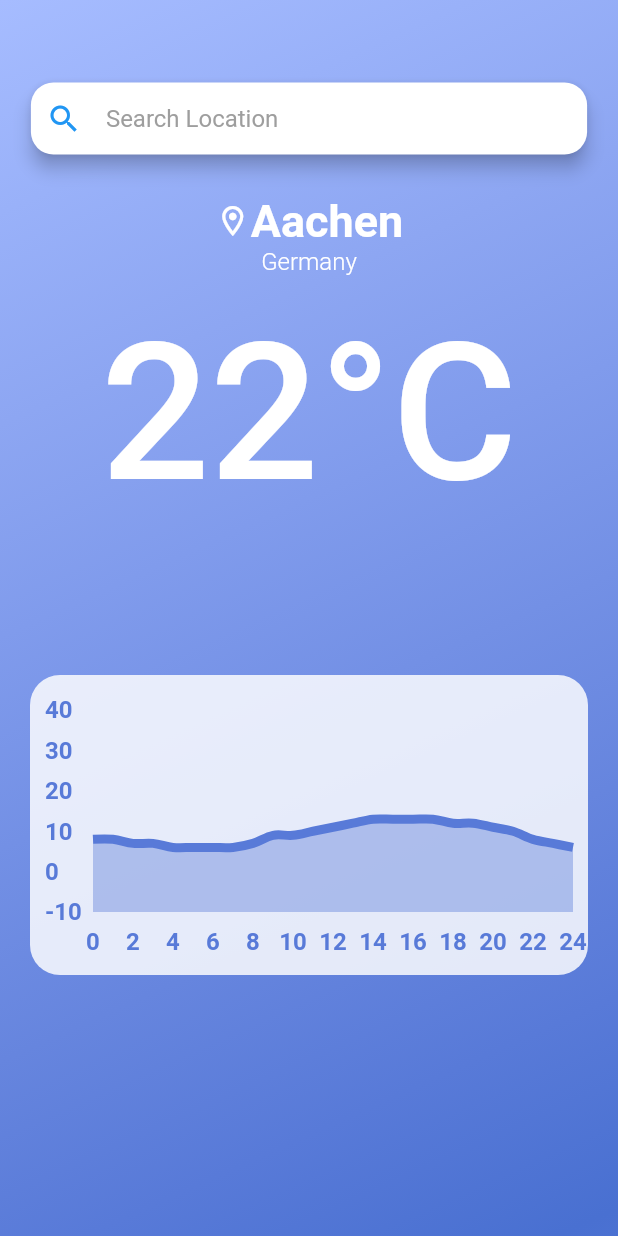
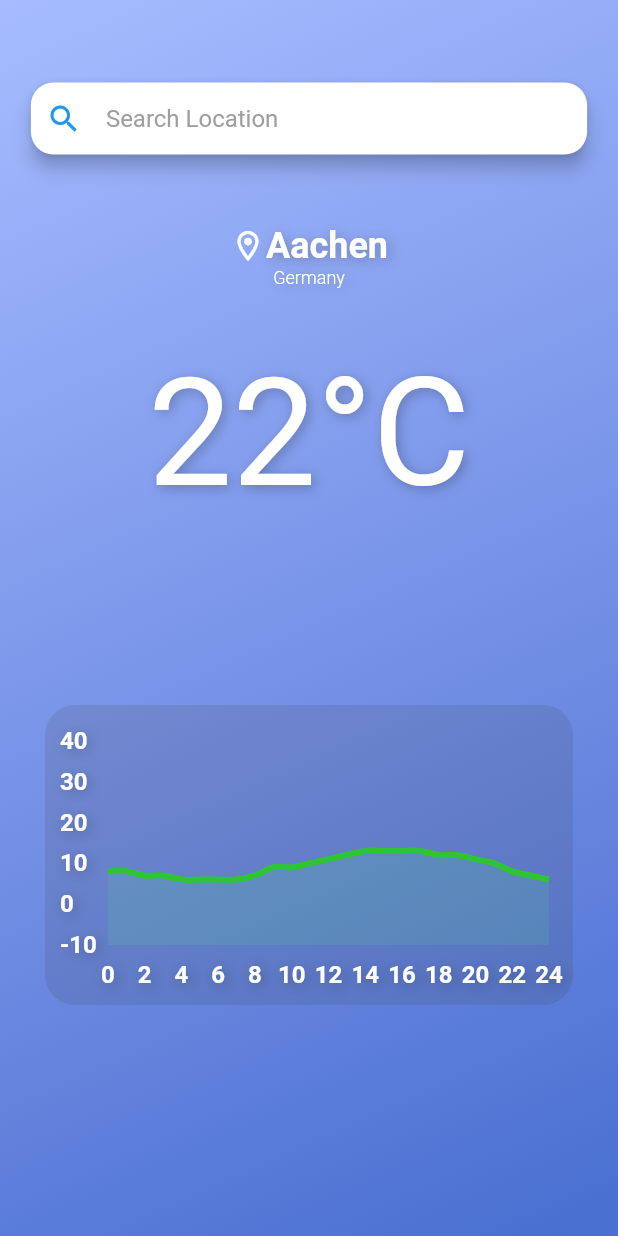
Before and after one commit to Wellbek/WeatherApp, a Flutter app: the screen it shows after launch, on a phone screen of 412 x 824 dp. Run offline on Flutter 3.47's test engine with Material 2 defaults, Android fonts, the phone set to English and light mode, and no system bars; drawn by our look-alikes of fl_chart.

Commit message:
Minor visual changes

```diff
--- a/lib/main.dart
+++ b/lib/main.dart
@@ -19,7 +19,7 @@ class WeatherApp extends StatelessWidget {
             const GradientMaterial(),
             SearchBar(),
             Container(
-              margin: const EdgeInsets.symmetric( vertical: 130,),
+              margin: const EdgeInsets.symmetric( vertical: 150,),
               child: Column(
                 children: [
                   Row(
@@ -29,8 +29,15 @@ class WeatherApp extends StatelessWidget {
                       Text('Aachen',
                         style: TextStyle(
                           fontWeight: FontWeight.w600,
-                          fontSize: 30,
+                          fontSize: 24,
                           color: Colors.white,
+                          shadows: [
+                            Shadow(
+                                  blurRadius:10.0,  // shadow blur
+                                  color: Color.fromARGB(60, 0, 0, 0), // shadow color
+                                  offset: Offset(2.0,2.0), // how much shadow will be shown
+                            ),
+                          ],
                         ),
                         textAlign: TextAlign.center,
                       ),
@@ -39,8 +46,15 @@ class WeatherApp extends StatelessWidget {
                   const Text('Germany',
                     style: TextStyle(
                       fontWeight: FontWeight.w300,
-                      fontSize: 16,
+                      fontSize: 12,
                       color: Colors.white,
+                      shadows: [
+                        Shadow(
+                              blurRadius:10.0,  // shadow blur
+                              color: Color.fromARGB(60, 0, 0, 0), // shadow color
+                              offset: Offset(2.0,2.0), // how much shadow will be shown
+                        ),
+                      ],
                     ),
                     textAlign: TextAlign.center,
                   )
@@ -48,15 +62,22 @@ class WeatherApp extends StatelessWidget {
               ),
             ),
             Container(
-              margin: const EdgeInsets.symmetric( vertical: 200,),
+              margin: const EdgeInsets.symmetric( vertical: 230,),
               child: Row(
                 mainAxisAlignment: MainAxisAlignment.center,
                 children: const [
                   Text('22°C',
                     style: TextStyle(
-                      fontWeight: FontWeight.w500,
-                      fontSize: 128,
+                      fontWeight: FontWeight.w400,
+                      fontSize: 100,
                       color: Colors.white,
+                      shadows: [
+                          Shadow(
+                                blurRadius:10.0,  // shadow blur
+                                color: Color.fromARGB(60, 0, 0, 0), // shadow color
+                                offset: Offset(2.0,2.0), // how much shadow will be shown
+                          ),
+                      ],
                     ),
                     textAlign: TextAlign.center,
                   )
@@ -65,7 +86,7 @@ class WeatherApp extends StatelessWidget {
             ),
             Container(
               alignment: Alignment.bottomCenter,
-              margin: const EdgeInsets.fromLTRB(20, 450, 20, 0),
+              margin: const EdgeInsets.fromLTRB(30, 470, 30, 0),
               height: 200,
               child:
                 WeatherGraph()
--- a/lib/widgets/weathergraph.dart
+++ b/lib/widgets/weathergraph.dart
@@ -10,7 +10,7 @@ class _WeatherGraphState extends State<WeatherGraph> {
   LineTouchData get myLineTouchData => LineTouchData(
     handleBuiltInTouches: true,
     touchTooltipData: LineTouchTooltipData(
-      tooltipBgColor: const Color.fromARGB(103, 88, 122, 216),
+      tooltipBgColor: Colors.white,
     ),
   );
 
@@ -40,7 +40,14 @@ class _WeatherGraphState extends State<WeatherGraph> {
     const style = TextStyle(
       fontWeight: FontWeight.bold,
       fontSize: 16,
-      color: Color(0xff587ad8),
+      color: Colors.white,
+      shadows: [
+        Shadow(
+              blurRadius:10.0,  // shadow blur
+              color: Color.fromARGB(60, 0, 0, 0), // shadow color
+              offset: Offset(2.0,2.0), // how much shadow will be shown
+        ),
+      ],
     );
     Widget text;
 
@@ -68,7 +75,14 @@ class _WeatherGraphState extends State<WeatherGraph> {
     const style = TextStyle(
       fontWeight: FontWeight.bold,
       fontSize: 16,
-      color: Color(0xff587ad8),
+      color: Colors.white,
+      shadows: [
+        Shadow(
+              blurRadius:10.0,  // shadow blur
+              color: Color.fromARGB(60, 0, 0, 0), // shadow color
+              offset: Offset(2.0,2.0), // how much shadow will be shown
+        ),
+      ],
     );
     Widget text;
 
@@ -110,22 +124,22 @@ class _WeatherGraphState extends State<WeatherGraph> {
       const FlSpot(24, 6) ,
     ],
     isCurved: true,
-    color: const Color(0xff587ad8),
-    barWidth: 6,
+    color: Color.fromARGB(255, 47, 196, 52),
+    barWidth: 4,
     dotData: FlDotData(show: false),
     belowBarData: BarAreaData(
       show: true,
-      color: const Color.fromARGB(103, 88, 122, 216),
+      color: Color.fromARGB(29, 73, 255, 109),
     )
   );
 
   @override
   Widget build(BuildContext context) {
     return Container(
-      padding: const EdgeInsets.all(10),
+      padding: const EdgeInsets.fromLTRB(10, 10, 16, 8),
       decoration: const BoxDecoration(
         borderRadius: BorderRadius.all(Radius.circular(20)),
-        color: Color.fromARGB(212, 255, 255, 255),
+        color: Color.fromARGB(36, 61, 61, 61),
       ),
       child: LineChart(
         chartData,
```
